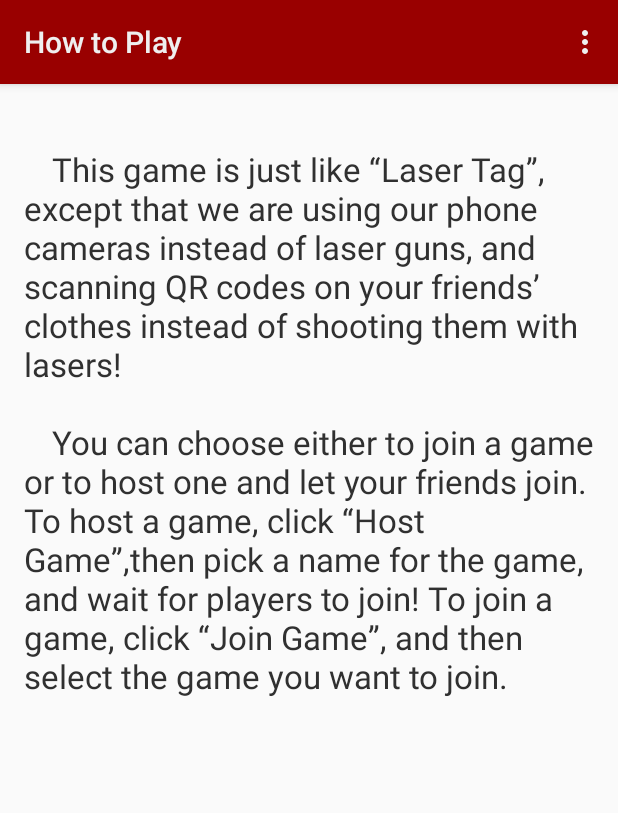
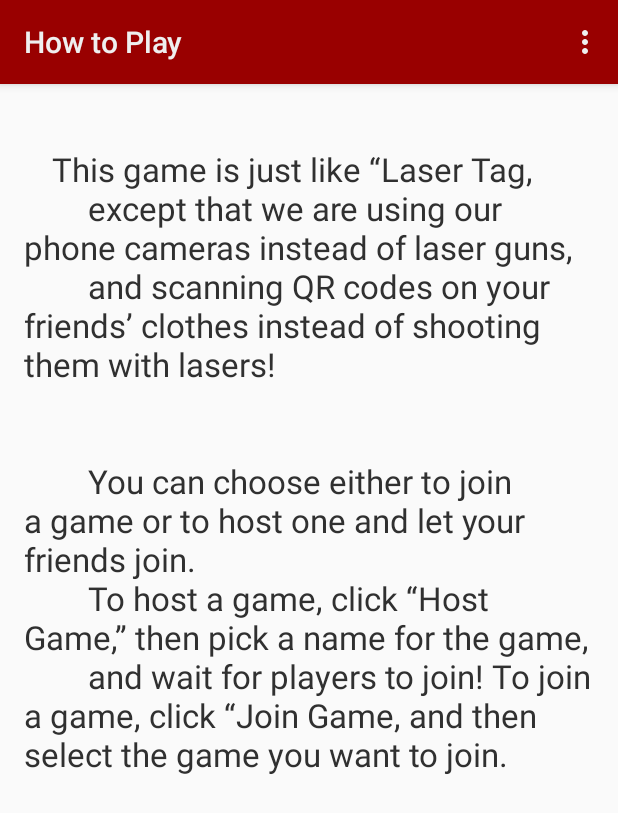
Before and after one commit to EpicVS/HackCMU2015, an Android app: the HowToPlayActivity screen opened directly, with no data from a screen before it, on a phone screen of 412 x 824 dp. Shown: the top 813 px of the screen. Run offline under Robolectric (Android 15) with nearby library versions, the phone set to English and light mode, and no system bars.

Commit message:
Fixes grammar to American style and type of text box

```diff
--- a/app/src/main/res/layout/activity_host_game.xml
+++ b/app/src/main/res/layout/activity_host_game.xml
@@ -33,14 +33,14 @@
         android:layout_height="wrap_content"
         android:layout_gravity="center"
         android:orientation="horizontal">
-        <EditText
+        <TextView
             android:textColor="#990000"
             android:layout_height="wrap_content"
             android:layout_width="0dp"
             android:background="@android:color/transparent"
             android:layout_weight="1"
             android:id="@+id/red_team_players" />
-        <EditText
+        <TextView
             android:textColor="#5677fc"
             android:layout_width="0dp"
             android:layout_weight="1"
--- a/app/src/main/res/values/strings.xml
+++ b/app/src/main/res/values/strings.xml
@@ -16,12 +16,12 @@
     <string name="hello_world">Hello world!</string>
     <string name="title_activity_join_game">Tartan Tag</string>
     <string name="title_activity_how_to_play">How to Play</string>
-    <string name="how_to_play_text">\n\t This game is just like “Laser Tag”,
+    <string name="how_to_play_text">\n\t This game is just like “Laser Tag,"
         except that we are using our phone cameras instead of laser guns,
         and scanning QR codes on your friends’ clothes instead of shooting them with lasers!\n\n\t
         You can choose either to join a game or to host one and let your friends join.
-        To host a game, click “Host Game”,then pick a name for the game,
-        and wait for players to join! To join a game, click “Join Game”,
+        To host a game, click “Host Game,” then pick a name for the game,
+        and wait for players to join! To join a game, click “Join Game,"
         and then select the game you want to join."</string>
 
 <!-- TODO: Remove or change this placeholder text -->
```
Also changed, not shown: app/src/main/java/hackcmu/lasertag/HostGameActivity.java (+12 -4 lines).
